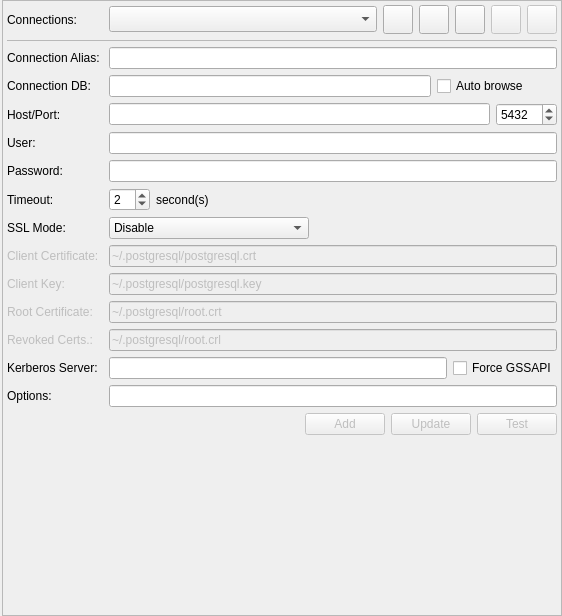
Qt form libpgmodeler_ui/ui/connectionsconfigwidget.ui (pgmodeler/pgmodeler) before a commit.
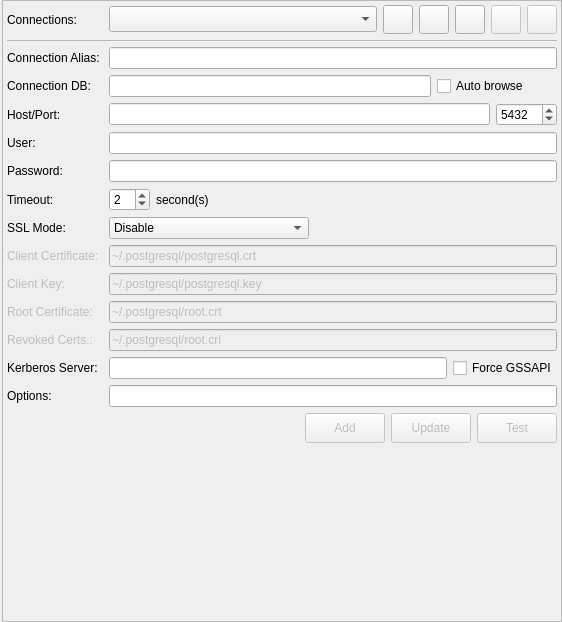
The same form after that commit. Icons and pictures are not drawn.

```diff
--- a/libpgmodeler_ui/ui/connectionsconfigwidget.ui
+++ b/libpgmodeler_ui/ui/connectionsconfigwidget.ui
@@ -7,7 +7,7 @@
     <x>0</x>
     <y>0</y>
     <width>562</width>
-    <height>616</height>
+    <height>622</height>
    </rect>
   </property>
   <property name="windowTitle">
@@ -424,7 +424,7 @@
           <property name="minimumSize">
            <size>
             <width>0</width>
-            <height>0</height>
+            <height>30</height>
            </size>
           </property>
           <property name="maximumSize">
@@ -462,7 +462,7 @@
           <property name="minimumSize">
            <size>
             <width>0</width>
-            <height>0</height>
+            <height>30</height>
            </size>
           </property>
           <property name="maximumSize">
@@ -500,7 +500,7 @@
           <property name="minimumSize">
            <size>
             <width>0</width>
-            <height>0</height>
+            <height>30</height>
            </size>
           </property>
           <property name="maximumSize">
```
